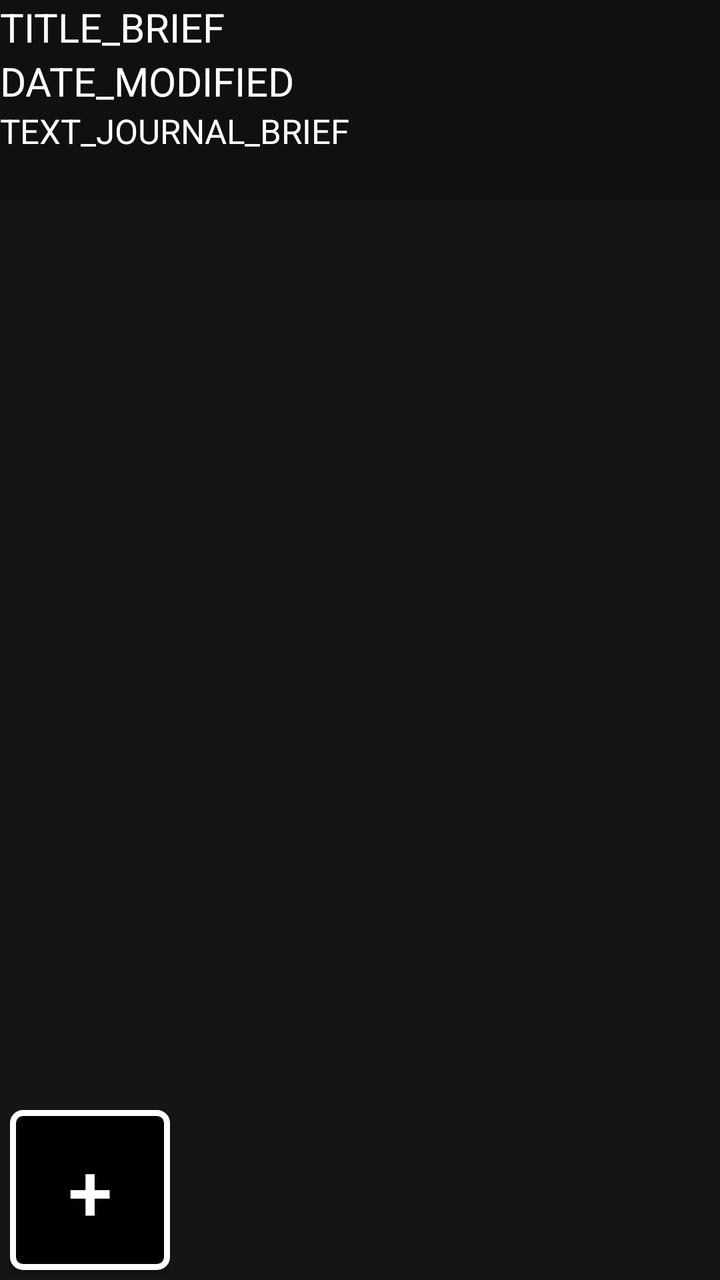
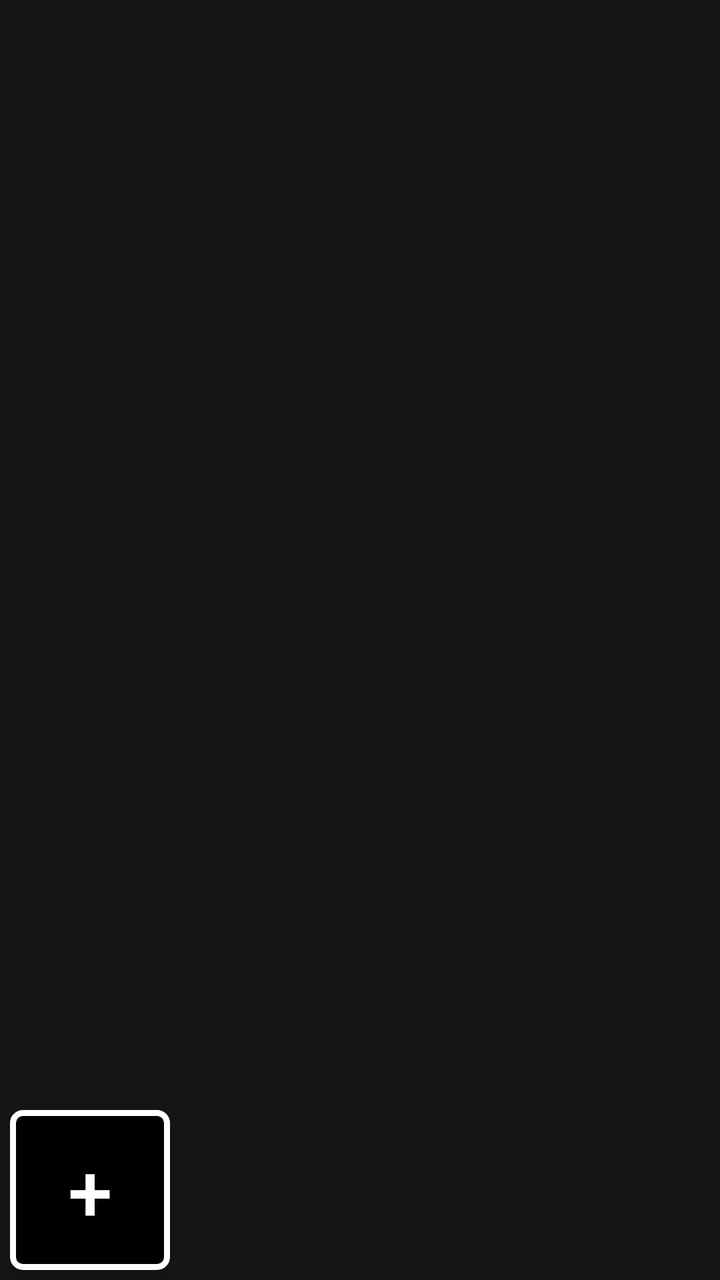

The first picture is an Android layout as it rendered before a commit; the second is the same layout after the commit. The layout source and the unified diff follow.
<!-- AndroidManifest.xml: application theme Theme.Riova -->
<!-- res/layout/journal.xml -->
<?xml version="1.0" encoding="utf-8"?>
<androidx.coordinatorlayout.widget.CoordinatorLayout xmlns:android="http://schemas.android.com/apk/res/android"
    xmlns:tools="http://schemas.android.com/tools"
    xmlns:app="http://schemas.android.com/apk/res-auto"
    android:id="@+id/fragment_journal"
    android:layout_width="match_parent"
    android:layout_height="match_parent"
    android:background="@color/navigation_back"
    tools:context=".Journal">

    
    <ScrollView
        android:layout_width="match_parent"
        android:layout_height="match_parent"
        android:fillViewport="true">
        <LinearLayout
            android:layout_width="match_parent"
            android:layout_height="wrap_content"
            android:orientation="vertical"
            android:background="@null">

            <LinearLayout
                android:layout_width="match_parent"
                android:layout_height="100dp"
                android:layout_marginBottom="5dp"
                android:background="@color/journalPreview_back"
                android:text="@string/journaly_entry"
                android:orientation="vertical"
                android:textColor="@color/white">
                <TextView
                    android:layout_height="wrap_content"
                    android:layout_width="match_parent"
                    android:text="TITLE_BRIEF"
                    android:textSize="20sp"
                    android:textColor="@color/white"/>
                <TextView
                    android:layout_height="wrap_content"
                    android:layout_width="match_parent"
                    android:text="DATE_MODIFIED"
                    android:textSize="20sp"
                    android:textColor="@color/white"/>
                <TextView
                    android:layout_width="match_parent"
                    android:layout_height="wrap_content"
                    android:text="TEXT_JOURNAL_BRIEF"
                    android:textColor="@color/white"
                    android:textSize="17sp"/>
            </LinearLayout>


        </LinearLayout>

    </ScrollView>

    <Button
        android:id="@+id/button_addJournal"
        android:layout_gravity="bottom"
        android:gravity="center"
        android:layout_width="80dp"
        android:layout_height="80dp"
        android:text="@string/plus"
        android:textSize="40sp"
        app:backgroundTint="@null"
        style="@style/addjournal_button"/>
    

</androidx.coordinatorlayout.widget.CoordinatorLayout>
<!-- resources referenced by this layout -->
<resources>
  <color name="journalPreview_back">#40000000</color>
  <color name="navigation_back">#151515</color>
  <color name="white">#FFFFFFFF</color>
  <string name="journaly_entry">JOURNALY_ENTRY</string>
  <string name="plus">+</string>
  <style name="addjournal_button" parent="Widget.AppCompat.Button">
          <item name="android:layout_width">45dp</item>
          <item name="android:layout_height">45dp</item>
          <item name="android:layout_margin">5dp</item>
          <item name="android:clickable">true</item>
          <item name="android:focusable">true</item>
          <item name="android:background">@drawable/addjournal_button</item>
      </style>
  <style name="Theme.Riova" parent="Base.Theme.Riova" />
  <!-- drawable addjournal_button (drawable) -->
  <?xml version="1.0" encoding="utf-8"?>
  <shape xmlns:android="http://schemas.android.com/apk/res/android">
  
      <solid android:color="@color/black"/>
      <stroke
          android:width="3dp"
          android:color="#FFFFFF"
          />
      <corners
          android:radius="5dp"
          />
  </shape>
  <style name="Base.Theme.Riova" parent="Theme.Material3.DayNight.NoActionBar">
          
          
      </style>
  <color name="black">#FF000000</color>
</resources>

<!-- the commit's change to res/layout/journal.xml (unified diff, before → after) -->
@@ -6,51 +6,21 @@
     android:layout_width="match_parent"
     android:layout_height="match_parent"
     android:background="@color/navigation_back"
-    tools:context=".Journal">
+    tools:context=".activities.JournalActivity">
 
     
-    <ScrollView
+    <androidx.recyclerview.widget.RecyclerView
+        android:id="@+id/journal_recycler_view"
         android:layout_width="match_parent"
         android:layout_height="match_parent"
+        android:clipToPadding="false"
+        android:paddingTop="5dp"
+        android:visibility="gone"
+        app:layoutManager="androidx.recyclerview.widget.LinearLayoutManager"
+        android:orientation="vertical"
         android:fillViewport="true">
-        <LinearLayout
-            android:layout_width="match_parent"
-            android:layout_height="wrap_content"
-            android:orientation="vertical"
-            android:background="@null">
 
-            <LinearLayout
-                android:layout_width="match_parent"
-                android:layout_height="100dp"
-                android:layout_marginBottom="5dp"
-                android:background="@color/journalPreview_back"
-                android:text="@string/journaly_entry"
-                android:orientation="vertical"
-                android:textColor="@color/white">
-                <TextView
-                    android:layout_height="wrap_content"
-                    android:layout_width="match_parent"
-                    android:text="TITLE_BRIEF"
-                    android:textSize="20sp"
-                    android:textColor="@color/white"/>
-                <TextView
-                    android:layout_height="wrap_content"
-                    android:layout_width="match_parent"
-                    android:text="DATE_MODIFIED"
-                    android:textSize="20sp"
-                    android:textColor="@color/white"/>
-                <TextView
-                    android:layout_width="match_parent"
-                    android:layout_height="wrap_content"
-                    android:text="TEXT_JOURNAL_BRIEF"
-                    android:textColor="@color/white"
-                    android:textSize="17sp"/>
-            </LinearLayout>
-
-
-        </LinearLayout>
-
-    </ScrollView>
+    </androidx.recyclerview.widget.RecyclerView>
 
     <Button
         android:id="@+id/button_addJournal"
<!-- resource entries referenced after the edit -->
@@ -1,9 +1,6 @@
 <!-- resources referenced by this layout -->
 <resources>
-  <color name="journalPreview_back">#40000000</color>
   <color name="navigation_back">#151515</color>
-  <color name="white">#FFFFFFFF</color>
-  <string name="journaly_entry">JOURNALY_ENTRY</string>
   <string name="plus">+</string>
   <style name="addjournal_button" parent="Widget.AppCompat.Button">
           <item name="android:layout_width">45dp</item>
